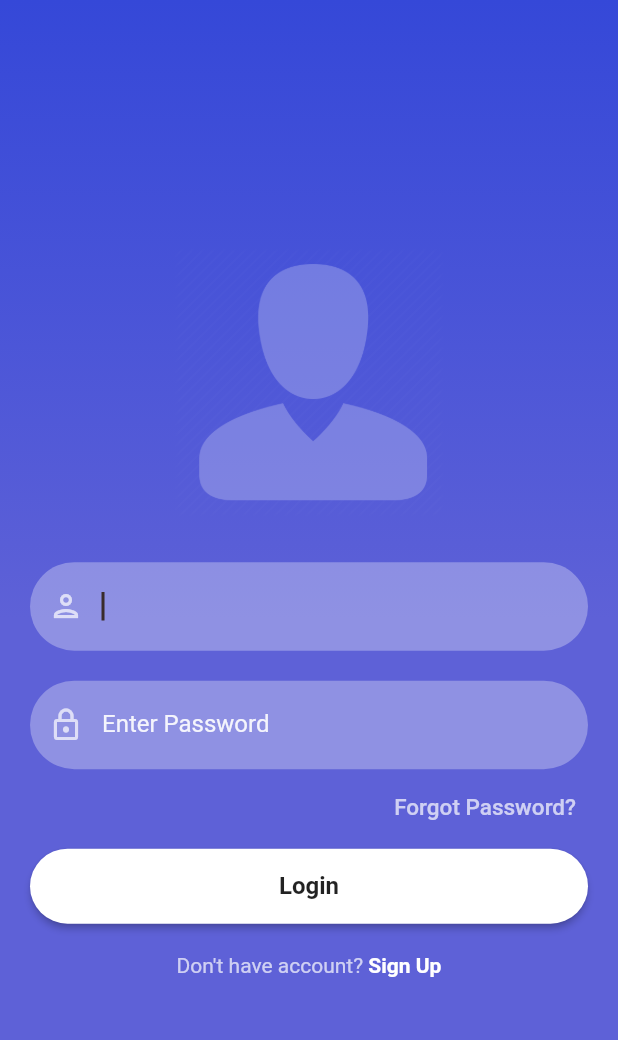
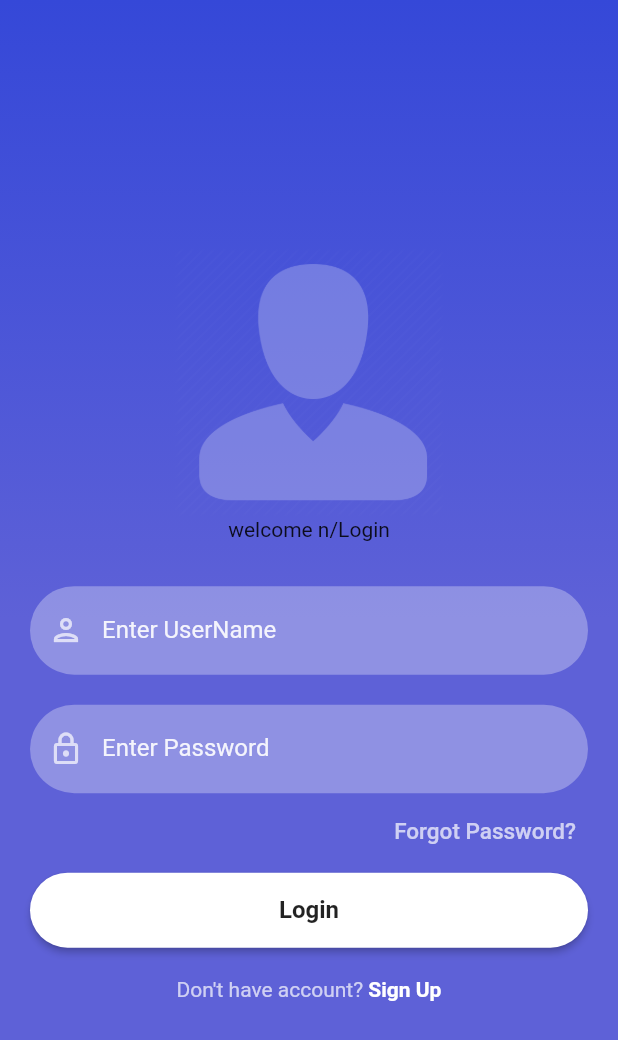
Before and after one commit to SuhaibRumi/login_firebase, a Flutter app: the screen it shows after launch, on a phone screen of 412 x 824 dp. Shown: the top 1040 px of the screen. Run offline on Flutter 3.47's test engine with Material 2 defaults, Android fonts, the phone set to English and light mode, and no system bars; our stand-ins replace firebase_auth, firebase_core; accounts and stored records are empty.

Commit message:
day 2 completed

```diff
--- a/login_singup/lib/view/home_screen.dart
+++ b/login_singup/lib/view/home_screen.dart
@@ -18,7 +18,7 @@ class _HomeScreenState extends State<HomeScreen> {
         child: const Text("Logout"),
         onPressed: () {
           FirebaseAuth.instance.signOut().then((value) {
-            print("signout");
+
             Navigator.push(
                 context,
                 MaterialPageRoute(
--- a/login_singup/lib/view/signin_screen.dart
+++ b/login_singup/lib/view/signin_screen.dart
@@ -1,6 +1,5 @@
 import 'package:firebase_auth/firebase_auth.dart';
 import 'package:flutter/material.dart';
-import 'package:login_singup/view/rest_password_screen.dart';
 import '../utils/colors.dart';
 import '../widgets/reuseable_widget.dart';
 import 'screen.dart';
@@ -15,6 +14,14 @@ class SignInScreen extends StatefulWidget {
 class _SignInScreenState extends State<SignInScreen> {
   final TextEditingController _passwordTextController = TextEditingController();
   final TextEditingController _emailTextController = TextEditingController();
+
+  @override
+  void dispose() {
+    super.dispose();
+    _passwordTextController.dispose();
+    _emailTextController.dispose();
+  }
+
   @override
   Widget build(BuildContext context) {
     return SafeArea(
@@ -37,6 +44,7 @@ class _SignInScreenState extends State<SignInScreen> {
                 child: Column(
                   children: [
                     logoImg("assets/images/login.png"),
+                    const Text("welcome n/Login"),
                     const SizedBox(
                       height: 30,
                     ),
@@ -45,8 +53,8 @@ class _SignInScreenState extends State<SignInScreen> {
                     const SizedBox(
                       height: 20,
                     ),
-                    reuseableTextFieldPassword("Enter Password",
-                        Icons.lock_outlined, _passwordTextController),
+                    reuseableTextField("Enter Password", Icons.lock_outlined,
+                        _passwordTextController),
                     const SizedBox(
                       height: 8,
                     ),
@@ -61,9 +69,7 @@ class _SignInScreenState extends State<SignInScreen> {
                             context,
                             MaterialPageRoute(
                                 builder: (context) => const HomeScreen()));
-                      }).onError((error, stackTrace) {
-                        print("error${error.toString()}");
-                      });
+                      }).onError((error, stackTrace) {});
                     }),
                     signUpOption(),
                   ],
--- a/login_singup/lib/widgets/reuseable_widget.dart
+++ b/login_singup/lib/widgets/reuseable_widget.dart
@@ -11,11 +11,10 @@ Image logoImg(String url) {
 }
 
 // This is TextField For name or email
-TextField reuseableTextField(
+reuseableTextField(
     String text, IconData icon, TextEditingController controller) {
   return TextField(
     controller: controller,
-    autofocus: true,
     cursorColor: const Color.fromARGB(255, 57, 43, 43),
     style: TextStyle(color: Colors.white.withOpacity(0.9)),
     decoration: InputDecoration(
@@ -36,12 +35,11 @@ TextField reuseableTextField(
 }
 
 // This is TextField For Password
-TextField reuseableTextFieldPassword(
+reuseableTextFieldPassword(
     String text, IconData icon, TextEditingController controller) {
-  return TextField(
+  TextField(
     controller: controller,
     obscureText: true,
-    autofocus: true,
     cursorColor: const Color.fromARGB(255, 57, 43, 43),
     style: TextStyle(color: Colors.white.withOpacity(0.9)),
     decoration: InputDecoration(
@@ -63,7 +61,8 @@ TextField reuseableTextFieldPassword(
 
 // This is Button
 reuseableButton(BuildContext context, String title, Function() onPrseed) {
-  return Container(
+  return InkWell(
+    child: Container(
       width: MediaQuery.of(context).size.width,
       height: 50,
       margin: const EdgeInsets.fromLTRB(
@@ -78,7 +77,7 @@ reuseableButton(BuildContext context, String title, Function() onPrseed) {
         style: ButtonStyle(
           backgroundColor: MaterialStateProperty.resolveWith((states) {
             if (states.contains(MaterialState.pressed)) {
-            return Colors.black26;
+              return Colors.grey;
             }
             return Colors.white;
           }),
@@ -91,5 +90,6 @@ reuseableButton(BuildContext context, String title, Function() onPrseed) {
               color: Colors.black87, fontWeight: FontWeight.bold, fontSize: 16),
         ),
       ),
+    ),
   );
 }
```
Also changed, not shown: login_singup/lib/view/rest_password_screen.dart (+8 -3 lines), login_singup/lib/view/signup_screen.dart (+5 -8 lines). Lines whose indentation alone changed are shown as unchanged.
